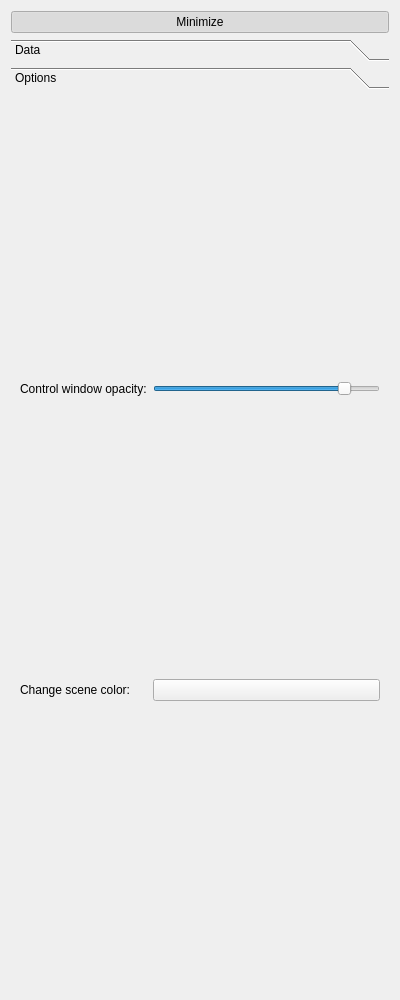
mne-tools/mne-cpp, file MNE/disp3D/control/control3dwidget.ui: the form before one commit.
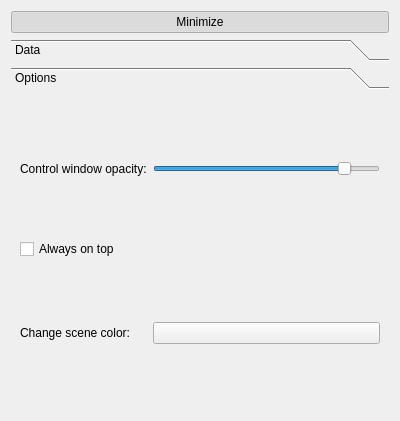
The form after the commit. The open tabs and pages were chosen to show the change.

Commit message: [LIB-85] Add description for every tree item (col count = 2). Description can be turned off/on [LIB-85] Add always on top button in 3DControl

```diff
--- a/MNE/disp3D/control/control3dwidget.ui
+++ b/MNE/disp3D/control/control3dwidget.ui
@@ -7,7 +7,7 @@
     <x>0</x>
     <y>0</y>
     <width>400</width>
-    <height>1000</height>
+    <height>421</height>
    </rect>
   </property>
   <property name="sizePolicy">
@@ -19,7 +19,7 @@
   <property name="minimumSize">
    <size>
     <width>0</width>
-    <height>1000</height>
+    <height>0</height>
    </size>
   </property>
   <property name="windowTitle">
@@ -100,21 +100,14 @@
          <rect>
           <x>0</x>
           <y>0</y>
-          <width>172</width>
-          <height>69</height>
+          <width>380</width>
+          <height>318</height>
          </rect>
         </property>
         <attribute name="label">
          <string>Options</string>
         </attribute>
         <layout class="QGridLayout" name="gridLayout_2">
-         <item row="1" column="1">
-          <widget class="QPushButton" name="m_pushButton_sceneColorPicker">
-           <property name="text">
-            <string/>
-           </property>
-          </widget>
-         </item>
          <item row="0" column="1">
           <widget class="QSlider" name="m_horizontalSlider_opacity">
            <property name="minimum">
@@ -134,13 +127,20 @@
            </property>
           </widget>
          </item>
-         <item row="1" column="0">
+         <item row="2" column="0">
           <widget class="QLabel" name="m_label_sceneColorPicker">
            <property name="text">
             <string>Change scene color:</string>
            </property>
           </widget>
          </item>
+         <item row="2" column="1">
+          <widget class="QPushButton" name="m_pushButton_sceneColorPicker">
+           <property name="text">
+            <string/>
+           </property>
+          </widget>
+         </item>
          <item row="0" column="0">
           <widget class="QLabel" name="m_label_opacity">
            <property name="text">
@@ -148,6 +148,13 @@
            </property>
           </widget>
          </item>
+         <item row="1" column="0" colspan="2">
+          <widget class="QCheckBox" name="m_checkBox_alwaysOnTop">
+           <property name="text">
+            <string>Always on top</string>
+           </property>
+          </widget>
+         </item>
         </layout>
        </widget>
       </widget>
```
Left out of the diff: 11 changed lines with no effect on the pictures. The commit also changes 12 other files.
